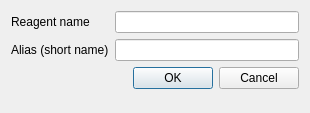
The window that reagentdialog.ui (FrankMamuda/fumingcube) describes before a commit, drawn with Qt 5.
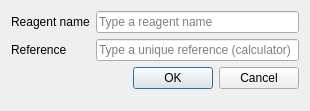
The same window after the commit. Icons and pictures are not drawn. Custom widgets are drawn as their Qt base class.

The edit to the form file:
```diff
--- a/reagentdialog.ui
+++ b/reagentdialog.ui
@@ -7,7 +7,7 @@
     <x>0</x>
     <y>0</y>
     <width>310</width>
-    <height>113</height>
+    <height>111</height>
    </rect>
   </property>
   <property name="windowTitle">
@@ -25,17 +25,25 @@
     </widget>
    </item>
    <item row="1" column="1">
-    <widget class="QLineEdit" name="nameEdit"/>
+    <widget class="QLineEdit" name="nameEdit">
+     <property name="placeholderText">
+      <string>Type a reagent name</string>
+     </property>
+    </widget>
    </item>
    <item row="3" column="0">
     <widget class="QLabel" name="aliasLabel">
      <property name="text">
-      <string>Alias (short name)</string>
+      <string>Reference</string>
      </property>
     </widget>
    </item>
    <item row="3" column="1">
-    <widget class="QLineEdit" name="aliasEdit"/>
+    <widget class="QLineEdit" name="aliasEdit">
+     <property name="placeholderText">
+      <string>Type a unique reference (calculator)</string>
+     </property>
+    </widget>
    </item>
    <item row="5" column="0" colspan="2">
     <widget class="ButtonBox" name="buttonBox">
```
Left out of the diff: 3 changed lines with no effect on the pictures.
